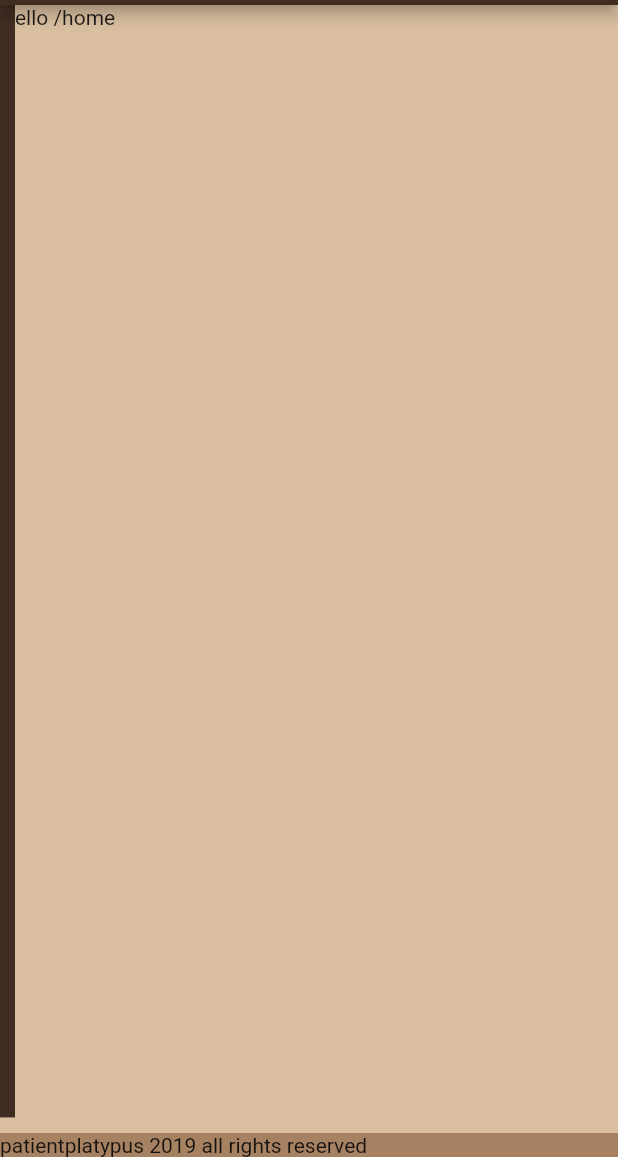
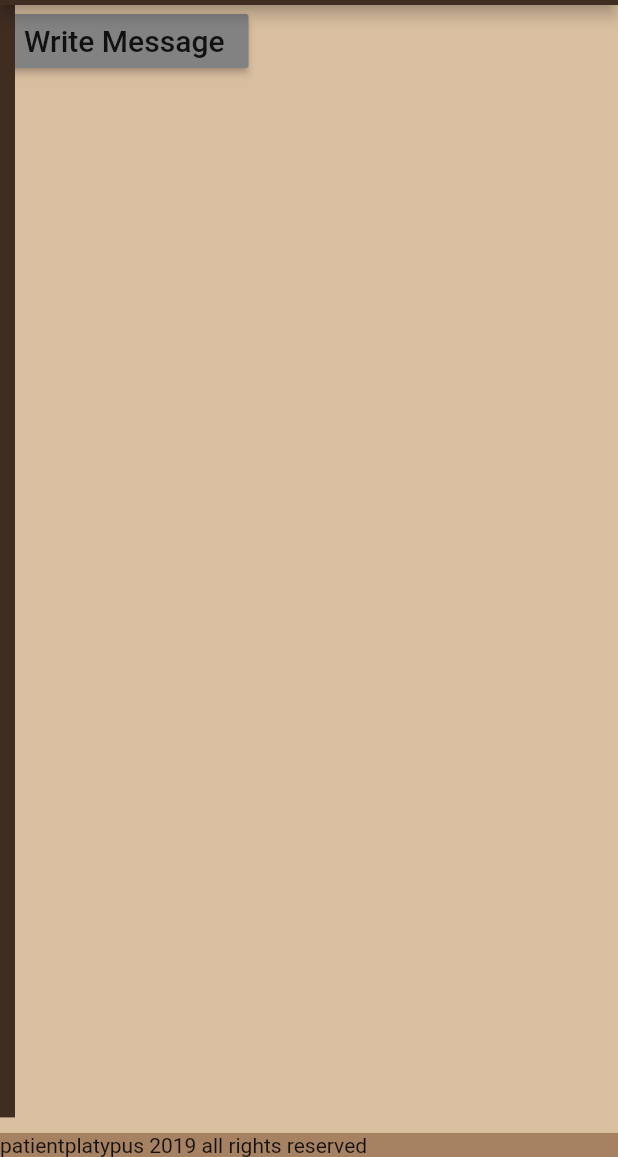
Before and after one commit to patientplatypus/yaddayaddayadda, a Flutter app: the screen it shows after launch, on a phone screen of 412 x 824 dp, the part 79-1236 px from its top. Run offline on Flutter 3.47's test engine with Material 2 defaults, Android fonts, the light colour scheme and no system bars; our stand-ins replace material_design_icons_flutter; missing offline and left inert: keyboard_visibility, simple_gesture_detector.

Commit message:
styled writer; needs prettying

```diff
--- a/flutter/lib/components/middle/middlehome.dart
+++ b/flutter/lib/components/middle/middlehome.dart
@@ -22,7 +22,16 @@ class MiddleHome extends StatelessWidget{
         return Container(
           child: new Row(
             children: <Widget>[
-              new Text("Hello /home")
+              new RaisedButton(
+                onPressed: (){
+                  yadaState.changeWriterStatus("homeMessage1");
+                },
+                child: Text(
+                  'Write Message',
+                  style: TextStyle(fontSize: 20)
+                ),
+                color: Color.fromRGBO(130, 130, 130, 1),
+              )
             ]
           ),
           width: width
--- /dev/null
+++ b/flutter/lib/components/writer/writer.dart
@@ -0,0 +1,104 @@
+
+import 'package:flutter/material.dart';
+
+import 'package:keyboard_visibility/keyboard_visibility.dart';
+import 'package:yaddayaddayadda/state/yadaState.dart';
+import 'package:provider/provider.dart';
+
+class Writer extends StatefulWidget{
+  // Writer({@required this.fadeBackground});
+  // final bool fadeBackground;
+  @override
+  _Writer createState() => _Writer();
+}
+
+class _Writer extends State<Writer> {
+
+  KeyboardVisibilityNotification _keyboardVisibility = new KeyboardVisibilityNotification();
+  int _keyboardVisibilitySubscriberId;
+  bool _keyboardState;
+  final myKeyboardController = new TextEditingController();
+  String messageText = "";
+
+  @override
+  void initState() {
+    super.initState();
+    myKeyboardController.addListener(() {
+      final text = myKeyboardController.text.toLowerCase();
+      setState(() {
+        messageText = text;
+      });
+    });
+    // checkKeyboardVisibility();
+  }
+
+  // void checkKeyboardVisibility(){
+  //   _keyboardState = _keyboardVisibility.isKeyboardVisible;
+
+  //   _keyboardVisibilitySubscriberId = _keyboardVisibility.addNewListener(
+  //     onChange: (bool visible) {
+  //       new Future.delayed(Duration(seconds: 1),() {
+  //         setState(() {
+  //           _keyboardState = visible;
+  //         });
+  //       });
+  //     },
+  //   );
+  // }
+
+  @override
+  void dispose() {
+    super.dispose();
+  }
+
+// MediaQuery.of(context).viewInsets.bottom
+
+ @override
+  Widget build(BuildContext context) {
+
+    double width = MediaQuery.of(context).size.width;
+    double height = MediaQuery.of(context).size.height;
+    final yadaState = Provider.of<YadaState>(context);
+    var focusMessage = new FocusNode();
+    FocusScope.of(context).requestFocus(focusMessage);
+
+    if(yadaState.getWriterStatus()=='homeMessage1'){
+      return Align(
+        alignment: Alignment.topLeft,
+        child: new Container(
+          padding: EdgeInsets.fromLTRB(20.0, 5.0, 10.0, 5.0),
+          width: width,
+          color:Color.fromRGBO(100, 100, 100, 1),
+          child: LayoutBuilder(
+            builder: (BuildContext context, BoxConstraints constraints) {
+              print('inside layoutBuilder and value of contraints:');
+              print(constraints.maxHeight);
+              return new Container(
+                height: constraints.maxHeight - 15.0,
+                width: constraints.maxWidth,
+                child: new Container(
+                  padding: EdgeInsets.all(10.0),
+                  decoration: new BoxDecoration(
+                      border: new Border.all(color: Colors.black)
+                  ),
+                  child: new TextField(
+                    focusNode: focusMessage,
+                    style: new TextStyle(
+                      fontSize: 16.0,
+                      color: Colors.black
+                    ),
+                    decoration: const InputDecoration(
+                      border: InputBorder.none,
+                    )
+                  ),
+                )
+              );
+            }
+          )
+        )
+      );
+    }else{
+      return Container();
+    }
+  }
+}
--- a/flutter/lib/pages/home/home.dart
+++ b/flutter/lib/pages/home/home.dart
@@ -4,6 +4,7 @@ import 'package:flutter/material.dart' as prefix0;
 
 import 'package:yaddayaddayadda/components/footer/footer.dart';
 import 'package:yaddayaddayadda/components/middle/middlehome.dart';
+import 'package:yaddayaddayadda/components/writer/writer.dart';
 import 'package:material_design_icons_flutter/material_design_icons_flutter.dart';
 import 'package:simple_gesture_detector/simple_gesture_detector.dart';
 
@@ -19,6 +20,18 @@ class ShadowDrawer extends StatefulWidget{
 }
 
 class _ShadowDrawer extends State<ShadowDrawer> {
+
+
+@override
+void initState() {
+  super.initState();
+}
+
+@override
+void dispose() {
+  super.dispose();
+}
+
  @override
   Widget build(BuildContext context) {
     double width = MediaQuery.of(context).size.width;
@@ -58,6 +71,17 @@ class _DrawerMenu extends State<DrawerMenu> {
     });
   }
 
+
+  @override
+  void initState() {
+    super.initState();
+  }
+
+  @override
+  void dispose() {
+    super.dispose();
+  }
+
   @override
   Widget build(BuildContext context) {
 
@@ -89,15 +113,20 @@ class _DrawerMenu extends State<DrawerMenu> {
                   onTap: (){
                     print("Home row clicked");
                     yadaState.changeCurrentPage("/home");
+                    yadaState.changeWriterStatus('close');
                     widget.changeMenuState('close');
                   },
                   child: new Row( // Replace with a Row for horizontal icon + text
                     mainAxisAlignment: MainAxisAlignment.end,
                     children: <Widget>[
                       new Padding(padding:EdgeInsets.fromLTRB(0.0, 5.0, 0.0, 5.0)),
-                      new Icon(
-                        MdiIcons.home,
-                        color: Color.fromRGBO(217, 191, 160, 1)
+                      new AnimatedOpacity(
+                        duration: Duration(milliseconds: 500),
+                        opacity: yadaState.getCurrentPage()=='/home'?1.0:0.0,
+                        child: new Icon(
+                          MdiIcons.home,
+                          color: Color.fromRGBO(217, 191, 160, 1)
+                        ),
                       ),
                       new Padding(padding:EdgeInsets.fromLTRB(5.0, 0.0, 0.0, 0)),
                       new Text(
@@ -115,15 +144,20 @@ class _DrawerMenu extends State<DrawerMenu> {
                   onTap: (){
                     print("About row clicked");
                     yadaState.changeCurrentPage("/about");
+                    yadaState.changeWriterStatus('close');
                     widget.changeMenuState('close');
                   },
                   child: new Row( // Replace with a Row for horizontal icon + text
                     mainAxisAlignment: MainAxisAlignment.end,
                     children: <Widget>[
                       new Padding(padding:EdgeInsets.fromLTRB(0.0, 5.0, 0.0, 5.0)),
-                      new Icon(
-                        MdiIcons.cloudQuestion,
-                        color: Color.fromRGBO(217, 191, 160, 1)
+                      new AnimatedOpacity(
+                        duration: Duration(milliseconds: 500),
+                        opacity: yadaState.getCurrentPage()=='/about'?1.0:0.0,
+                        child: new Icon(
+                          MdiIcons.accountQuestion,
+                          color: Color.fromRGBO(217, 191, 160, 1)
+                        ),
                       ),
                       new Padding(padding:EdgeInsets.fromLTRB(5.0, 0.0, 00.0, 0)),
                       new Text(
@@ -247,12 +281,11 @@ class _Home extends State<Home>{
             backgroundColor: Color.fromRGBO(64, 45, 34, 1)
           ),
           body: new Scaffold(
-            // key: _scaffoldKey,
-            // drawer: new MyDrawer(menuOpen: this.menuOpen, changeMenuState: (stateVal)=>this.changeMenuState(stateVal)),
             body: new Container(
               child: new Stack(
                 children: <Widget>[
                   new MiddleHome(),
+                  new Writer(),
                   new ShadowDrawer(fadeBackground: this.fadeBackground),
                   new DrawerMenu(menuOpen: this.menuOpen, changeMenuState: (stateVal)=>this.changeMenuState(stateVal)),
                   Align(
--- a/flutter/lib/state/yadaState.dart
+++ b/flutter/lib/state/yadaState.dart
@@ -32,11 +32,17 @@ class YadaState with ChangeNotifier {
 
 
   String currentPage = "/home";
-
   getCurrentPage() => currentPage;
-
   void changeCurrentPage(newPage){
     currentPage=newPage;
     notifyListeners();
   }
+
+  String writerStatus = "closed";
+  getWriterStatus() => writerStatus;
+  void changeWriterStatus(newStatus){
+    writerStatus=newStatus;
+    notifyListeners();
+  }
+
 }
--- a/flutter/pubspec.yaml
+++ b/flutter/pubspec.yaml
@@ -27,6 +27,7 @@ dependencies:
     git: git://github.com/theyakka/fluro.git
   material_design_icons_flutter: 3.2.3695
   simple_gesture_detector: ^0.1.3
+  keyboard_visibility: any
 
   # The following adds the Cupertino Icons font to your application.
   # Use with the CupertinoIcons class for iOS style icons.
```
Also changed, not shown: flutter/pubspec.lock, 3 other files.
